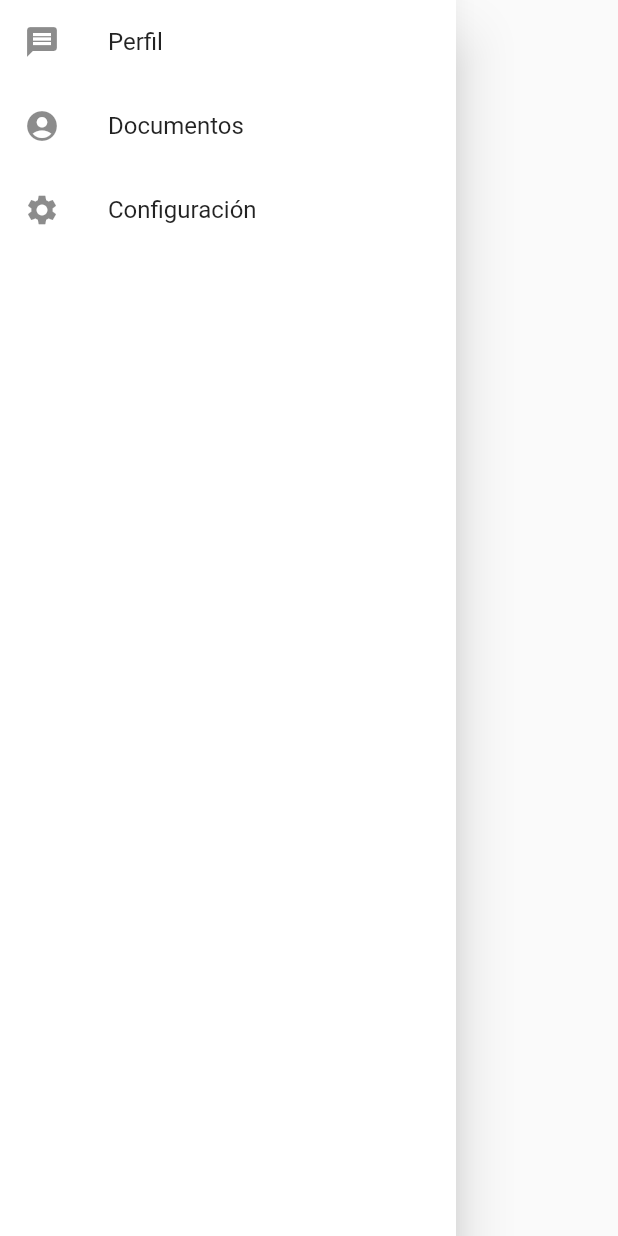
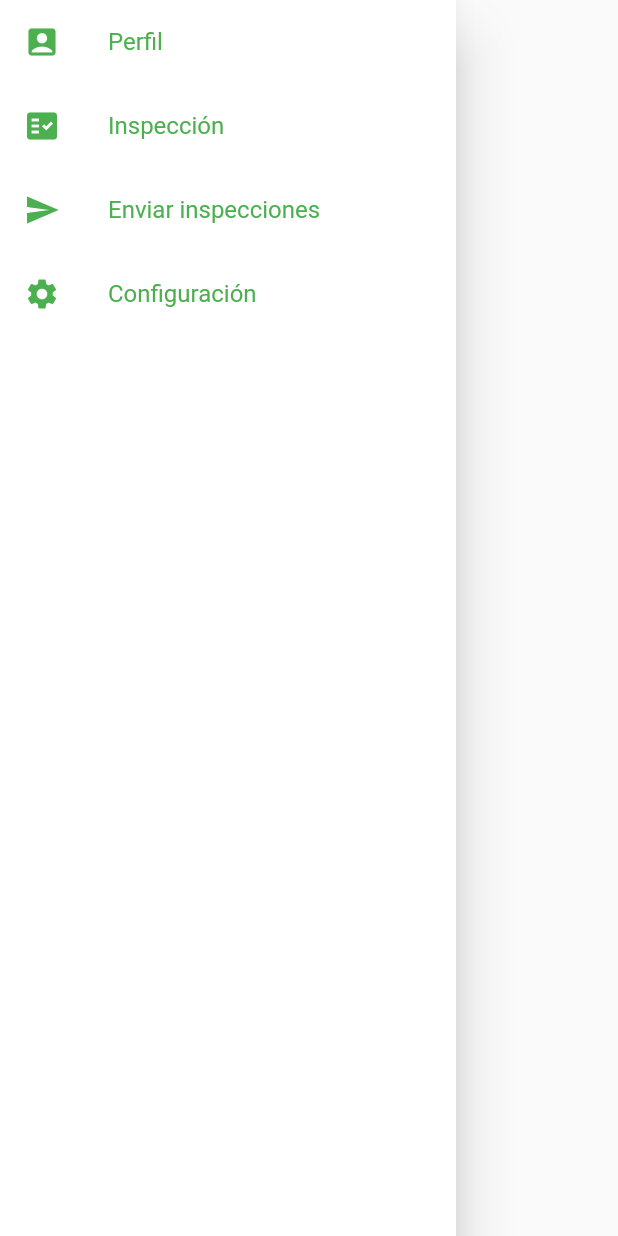
Before and after one commit to eadelson9602/app_qinspecting, a Flutter app: the CustomDrawer widget shown alone on an empty page, opened directly, on a phone screen of 412 x 824 dp. Run offline on Flutter 3.47's test engine with Material 2 defaults, Android fonts, the phone set to English and light mode, and no system bars; our stand-ins replace date_field, dio, sqflite; accounts and stored records are empty; network calls fail; project files that could hold a hidden picture were left out.

Commit message:
Se cambia items del drawer

```diff
--- a/lib/widgets/custom_drawer.dart
+++ b/lib/widgets/custom_drawer.dart
@@ -14,17 +14,29 @@ class CustomDrawer extends StatelessWidget {
             child: ListView(
           children: <Widget>[
             ListTile(
-              leading: const Icon(Icons.message),
-              title: const Text('Perfil'),
+              leading: const Icon(
+                Icons.account_box,
+                color: Colors.green,
+              ),
+              title: const Text(
+                'Perfil',
+                style: TextStyle(color: Colors.green),
+              ),
               onTap: () => Navigator.popAndPushNamed(context, 'profile'),
             ),
             const ListTile(
-              leading: Icon(Icons.account_circle),
-              title: Text('Documentos'),
+              leading: Icon(Icons.fact_check, color: Colors.green),
+              title: Text('Inspección', style: TextStyle(color: Colors.green)),
             ),
             const ListTile(
-              leading: Icon(Icons.settings),
-              title: Text('Configuración'),
+              leading: Icon(Icons.send, color: Colors.green),
+              title: Text('Enviar inspecciones',
+                  style: TextStyle(color: Colors.green)),
+            ),
+            const ListTile(
+              leading: Icon(Icons.settings, color: Colors.green),
+              title:
+                  Text('Configuración', style: TextStyle(color: Colors.green)),
             ),
           ],
         )));
```
